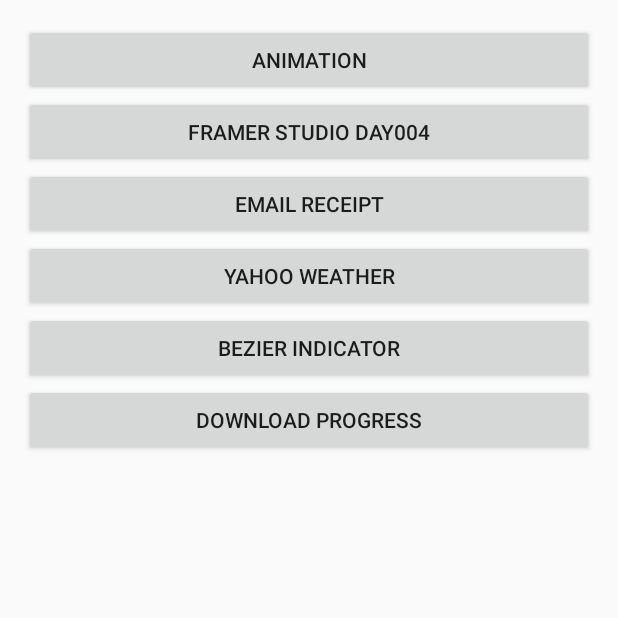
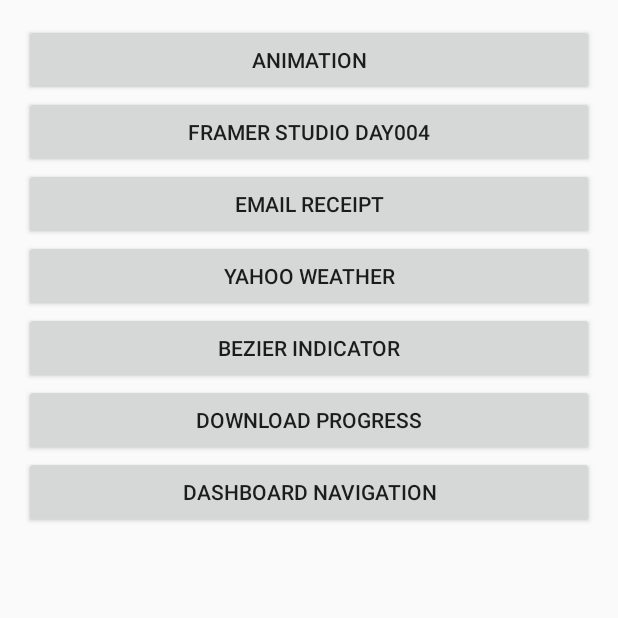
Before and after one commit to AssIstne/Dribbble, an Android app: the screen it shows after launch (MainActivity), on a phone screen of 412 x 824 dp, the top half of it. Run offline under Robolectric (Android 15) with nearby library versions, the phone set to English and light mode, and no system bars.

Commit message:
initialize Dashboard Navigation

```diff
--- a/app/build.gradle
+++ b/app/build.gradle
@@ -40,4 +40,5 @@ dependencies {
     compile 'com.jakewharton:butterknife:8.0.0'
     apt 'com.jakewharton:butterknife-compiler:8.0.1'
     compile 'com.android.support:support-v4:24.2.0'
+    compile 'com.android.support:design:24.2.0'
 }
--- a/app/src/main/java/com/assistne/dribbble/MainActivity.java
+++ b/app/src/main/java/com/assistne/dribbble/MainActivity.java
@@ -6,6 +6,7 @@ import android.os.Bundle;
 import android.view.View;
 
 import com.assistne.dribbble.bezierindicator.BezierActivity;
+import com.assistne.dribbble.dashboardnavigation.DNavigationActivity;
 import com.assistne.dribbble.downloadanim.DownloadActivity;
 import com.assistne.dribbble.emailreceipt.EmailReceiptActivity;
 import com.assistne.dribbble.framestday004.FStD4Activity;
@@ -42,4 +43,8 @@ public class MainActivity extends Activity {
     public void goDownload(View view) {
         startActivity(new Intent(this, DownloadActivity.class));
     }
+
+    public void goDashboardNavigation(View view) {
+        startActivity(new Intent(this, DNavigationActivity.class));
+    }
 }
--- a/app/src/main/res/layout/activity_main.xml
+++ b/app/src/main/res/layout/activity_main.xml
@@ -47,4 +47,10 @@
         android:text="Download Progress"
         android:onClick="goDownload"
         />
+    <Button
+        android:layout_width="match_parent"
+        android:layout_height="wrap_content"
+        android:text="Dashboard Navigation"
+        android:onClick="goDashboardNavigation"
+        />
 </LinearLayout>
--- a/app/src/main/res/values/styles.xml
+++ b/app/src/main/res/values/styles.xml
@@ -1,7 +1,7 @@
 <resources>
 
     <!-- Base application theme. -->
-    <style name="AppTheme" parent="Theme.AppCompat.Light.DarkActionBar">
+    <style name="AppTheme" parent="Theme.AppCompat.Light.NoActionBar">
         <!-- Customize your theme here. -->
         <item name="colorPrimary">@color/colorPrimary</item>
         <item name="colorPrimaryDark">@color/colorPrimaryDark</item>
```
Also changed, not shown: app/src/main/AndroidManifest.xml (+20 -23 lines), app/src/main/java/com/assistne/dribbble/dashboardnavigation/DNavigationActivity.java (added, +15 -0 lines), app/src/main/res/layout/activity_dnavigation.xml (added, +14 -0 lines).
